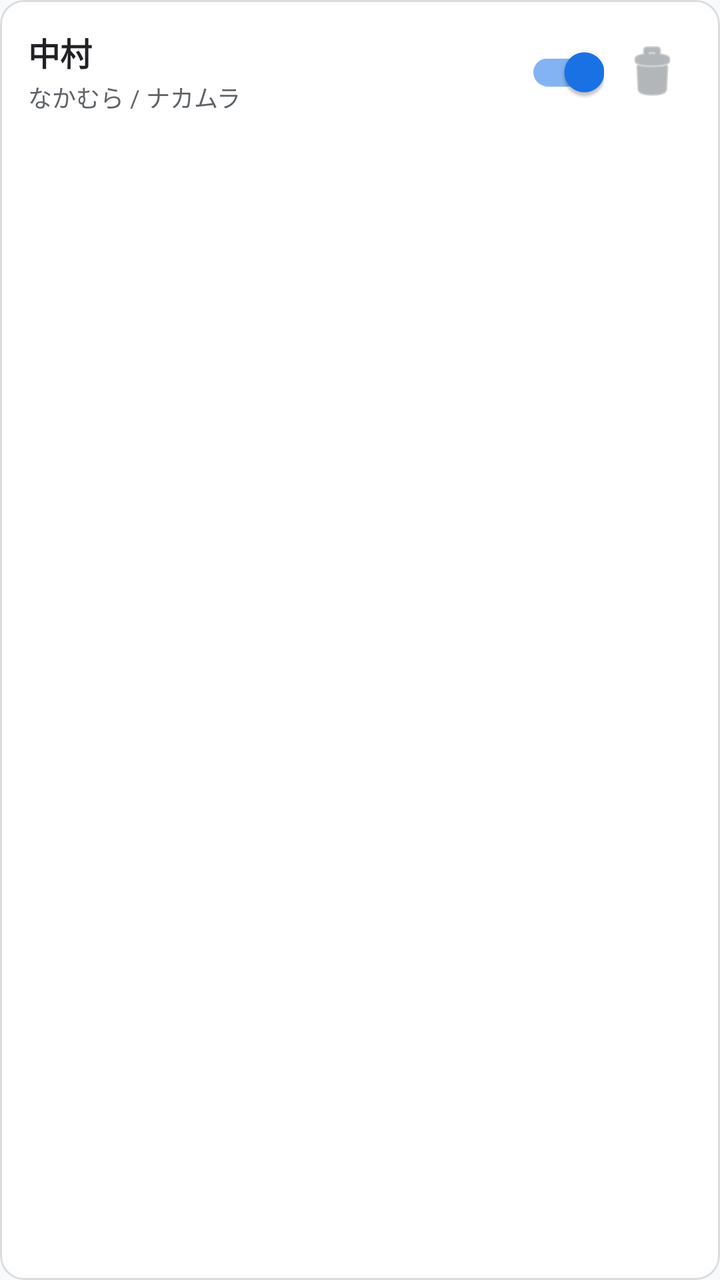
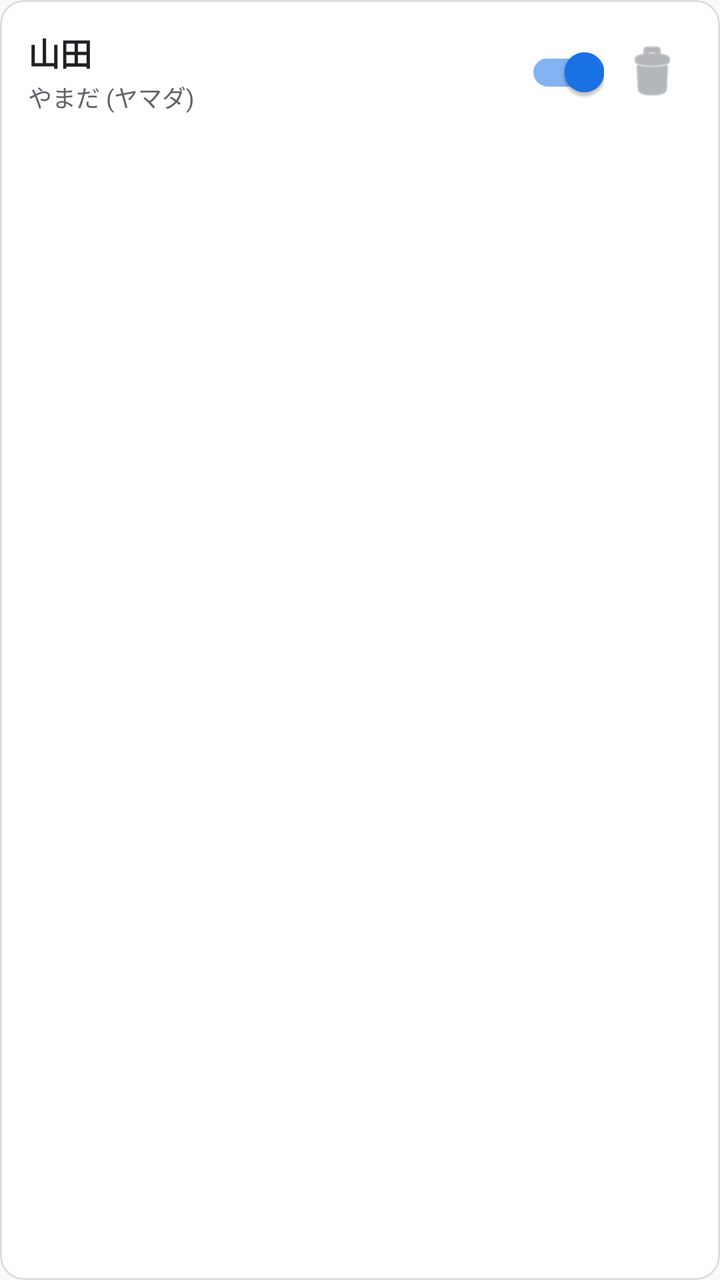

An Android layout rendered at two revisions. The XML below is the earlier revision; the diff shows what the commit changed to produce the second picture.
<!-- AndroidManifest.xml: application theme Theme.MyASR -->
<!-- res/layout/item_dictionary_entry.xml -->
<?xml version="1.0" encoding="utf-8"?>
<com.google.android.material.card.MaterialCardView xmlns:android="http://schemas.android.com/apk/res/android"
    xmlns:app="http://schemas.android.com/apk/res-auto"
    android:layout_width="match_parent"
    android:layout_height="wrap_content"
    android:layout_marginBottom="8dp"
    android:clickable="true"
    android:focusable="true"
    android:foreground="?attr/selectableItemBackground"
    app:cardBackgroundColor="@color/surface"
    app:cardCornerRadius="12dp"
    app:cardElevation="0dp"
    app:strokeColor="@color/border"
    app:strokeWidth="1dp">

    <LinearLayout
        android:layout_width="match_parent"
        android:layout_height="wrap_content"
        android:gravity="center_vertical"
        android:orientation="horizontal"
        android:paddingHorizontal="14dp"
        android:paddingVertical="12dp">

        <LinearLayout
            android:layout_width="0dp"
            android:layout_height="wrap_content"
            android:layout_weight="1"
            android:orientation="vertical">

            <LinearLayout
                android:layout_width="wrap_content"
                android:layout_height="wrap_content"
                android:gravity="center_vertical"
                android:orientation="horizontal">

                <TextView
                    android:id="@+id/tvWord"
                    android:layout_width="wrap_content"
                    android:layout_height="wrap_content"
                    android:text="中村"
                    android:textColor="@color/text_primary"
                    android:textSize="16sp"
                    android:textStyle="bold" />

                <TextView
                    android:id="@+id/tvPriorityBadge"
                    android:layout_width="wrap_content"
                    android:layout_height="wrap_content"
                    android:layout_marginStart="8dp"
                    android:background="@drawable/badge_background"
                    android:backgroundTint="@color/badge_info_bg"
                    android:paddingHorizontal="7dp"
                    android:paddingVertical="2dp"
                    android:text="最優先"
                    android:textColor="@color/badge_info_text"
                    android:textSize="10sp"
                    android:textStyle="bold"
                    android:visibility="gone" />
            </LinearLayout>

            <TextView
                android:id="@+id/tvReading"
                android:layout_width="wrap_content"
                android:layout_height="wrap_content"
                android:layout_marginTop="2dp"
                android:text="なかむら / ナカムラ"
                android:textColor="@color/text_secondary"
                android:textSize="12sp" />
        </LinearLayout>

        <com.google.android.material.switchmaterial.SwitchMaterial
            android:id="@+id/switchEnabled"
            android:layout_width="wrap_content"
            android:layout_height="wrap_content"
            android:layout_marginEnd="4dp"
            android:checked="true" />

        <ImageButton
            android:id="@+id/btnDelete"
            android:layout_width="40dp"
            android:layout_height="40dp"
            android:background="?attr/selectableItemBackgroundBorderless"
            android:contentDescription="削除"
            android:src="@android:drawable/ic_menu_delete"
            app:tint="@color/text_muted" />

    </LinearLayout>
</com.google.android.material.card.MaterialCardView>
<!-- resources referenced by this layout -->
<resources>
  <color name="badge_info_bg">#E8F0FE</color>
  <color name="badge_info_text">#1967D2</color>
  <color name="border">#DADCE0</color>
  <color name="surface">#FFFFFF</color>
  <color name="text_muted">#80868B</color>
  <color name="text_primary">#202124</color>
  <color name="text_secondary">#5F6368</color>
  <!-- drawable badge_background (drawable) -->
  <?xml version="1.0" encoding="utf-8"?>
  <shape xmlns:android="http://schemas.android.com/apk/res/android"
      android:shape="rectangle">
      <corners android:radius="6dp" />
      <solid android:color="@color/badge_info_bg" />
  </shape>
  <style name="Theme.MyASR" parent="Theme.MaterialComponents.DayNight.NoActionBar">
          <item name="colorPrimary">@color/primary</item>
          <item name="colorPrimaryVariant">@color/primary_dark</item>
          <item name="colorOnPrimary">@color/on_primary</item>
          <item name="colorSecondary">@color/primary</item>
          <item name="colorSecondaryVariant">@color/primary_dark</item>
          <item name="colorOnSecondary">@color/on_primary</item>
          <item name="colorSurface">@color/surface</item>
          <item name="colorOnSurface">@color/text_primary</item>
          <item name="android:statusBarColor">@color/background</item>
          <item name="android:windowBackground">@color/background</item>
          <item name="android:windowLightStatusBar">true</item>
      </style>
  <color name="primary">#1A73E8</color>
  <color name="primary_dark">#1557B0</color>
  <color name="on_primary">#FFFFFF</color>
  <color name="background">#F8F9FA</color>
</resources>

<!-- the commit's change to res/layout/item_dictionary_entry.xml (unified diff, before → after) -->
@@ -37,7 +37,7 @@
                     android:id="@+id/tvWord"
                     android:layout_width="wrap_content"
                     android:layout_height="wrap_content"
-                    android:text="中村"
+                    android:text="山田"
                     android:textColor="@color/text_primary"
                     android:textSize="16sp"
                     android:textStyle="bold" />
@@ -63,7 +63,7 @@
                 android:layout_width="wrap_content"
                 android:layout_height="wrap_content"
                 android:layout_marginTop="2dp"
-                android:text="なかむら / ナカムラ"
+                android:text="やまだ (ヤマダ)"
                 android:textColor="@color/text_secondary"
                 android:textSize="12sp" />
         </LinearLayout>
